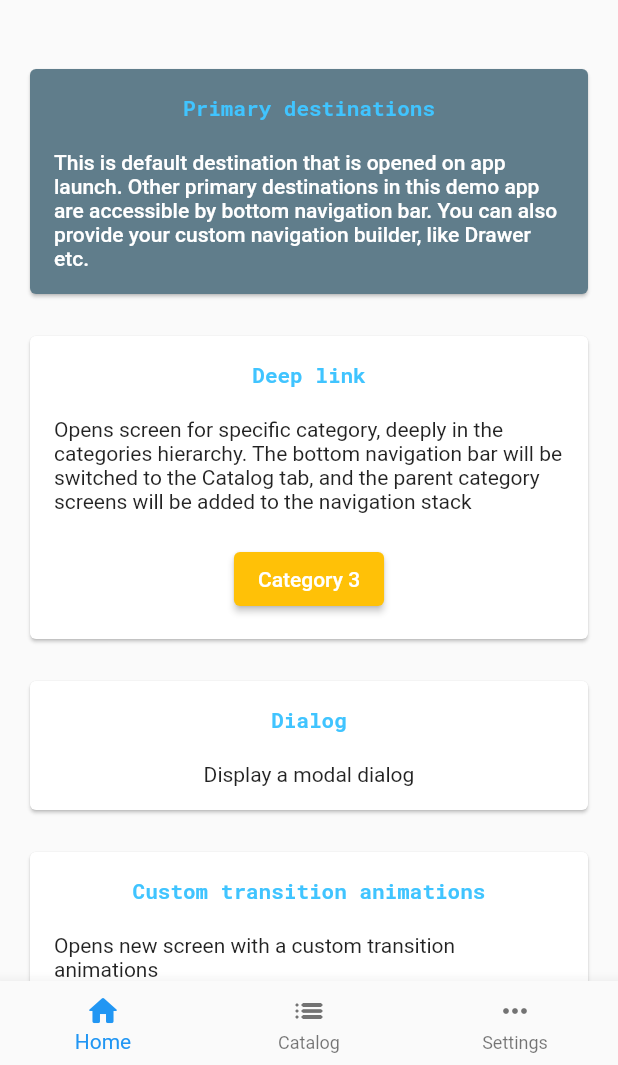
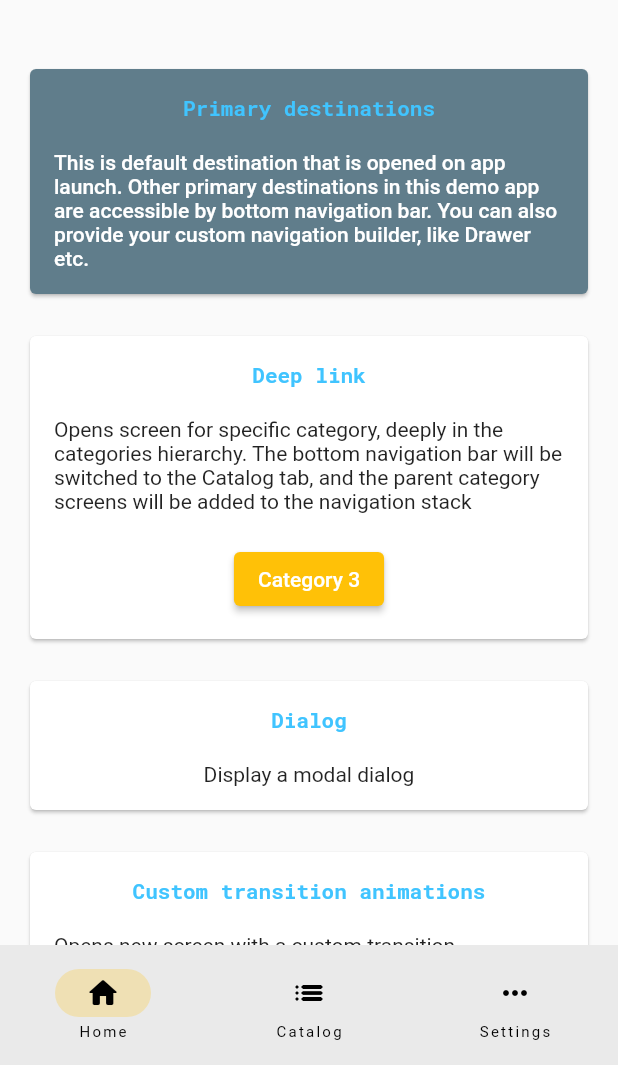
Before and after one commit to echedev/theseus-navigator, a Flutter app: the screen it shows after launch, on a phone screen of 412 x 824 dp, the part 171-1236 px from its top. Run offline on Flutter 3.47's test engine with Material 2 defaults, Android fonts, the phone set to English and light mode, and no system bars; our stand-ins replace google_fonts.

Commit message:
feat: add support of NavigationBar

```diff
--- a/example/lib/navigation.dart
+++ b/example/lib/navigation.dart
@@ -118,6 +118,23 @@ class _MainNavigatorWrapper extends StatelessWidget {
     ],
   );
 
+  static final bottomNavigationBuilderMaterial3 = BottomNavigationBuilder.navigationBar(
+    navigationBarItems: const <NavigationDestination>[
+      NavigationDestination(
+        icon: Icon(Icons.home_rounded),
+        label: 'Home',
+      ),
+      NavigationDestination(
+        icon: Icon(Icons.list_rounded),
+        label: 'Catalog',
+      ),
+      NavigationDestination(
+        icon: Icon(Icons.more_horiz_rounded),
+        label: 'Settings',
+      ),
+    ],
+  );
+
   static const drawerNavigationBuilder = DrawerNavigationBuilder(
       drawerItems: <DrawerItem>[
         DrawerItem(
@@ -163,6 +180,8 @@ class _MainNavigatorWrapper extends StatelessWidget {
         switch (value) {
           case TopLevelNavigationType.bottom:
             return bottomNavigationBuilder.build(context, navigator);
+          case TopLevelNavigationType.bottomMaterial3:
+            return bottomNavigationBuilderMaterial3.build(context, navigator);
           case TopLevelNavigationType.drawer:
             return drawerNavigationBuilder.build(context, navigator);
           case TopLevelNavigationType.tabs:
--- a/example/lib/settings/settings_model.dart
+++ b/example/lib/settings/settings_model.dart
@@ -2,10 +2,11 @@
 
 import 'package:flutter/foundation.dart';
 
-final topLevelNavigationType = ValueNotifier<TopLevelNavigationType>(TopLevelNavigationType.bottom);
+final topLevelNavigationType = ValueNotifier<TopLevelNavigationType>(TopLevelNavigationType.bottomMaterial3);
 
 enum TopLevelNavigationType {
   bottom,
+  bottomMaterial3,
   drawer,
   tabs,
 }
--- a/example/lib/settings/settings_screen.dart
+++ b/example/lib/settings/settings_screen.dart
@@ -60,6 +60,12 @@ class _SettingsScreenState extends State<SettingsScreen> {
                         onChanged: (value) => topLevelNavigationType.value = TopLevelNavigationType.bottom,
                       ),
                       RadioListTile<TopLevelNavigationType>(
+                        title: const Text('Bottom navigation bar - Material 3'),
+                        value: TopLevelNavigationType.bottomMaterial3,
+                        groupValue: value,
+                        onChanged: (value) => topLevelNavigationType.value = TopLevelNavigationType.bottomMaterial3,
+                      ),
+                      RadioListTile<TopLevelNavigationType>(
                         title: const Text('Drawer'),
                         value: TopLevelNavigationType.drawer,
                         groupValue: value,
--- a/lib/src/widgets/bottom_navigation_builder.dart
+++ b/lib/src/widgets/bottom_navigation_builder.dart
@@ -26,9 +26,26 @@ class BottomNavigationBuilder implements NavigatorBuilder {
   /// Creates a [BottomNavigationBuilder] instance.
   ///
   const BottomNavigationBuilder({
-    required this.bottomNavigationItems,
+    this.bottomNavigationItems = const <BottomNavigationBarItem>[],
     this.parameters = const BottomNavigationBarParameters(),
-  });
+    this.navigationBarItems = const <NavigationDestination>[],
+    this.navigationBarParameters = const NavigationBarParameters(),
+    bool? material3,
+  }) : _material3 = material3 ?? false;
+
+  /// Creates a [BottomNavigationBuilder] instance that uses Material 3 [NavigationBar]
+  /// widget.
+  ///
+  factory BottomNavigationBuilder.navigationBar({
+    required List<NavigationDestination> navigationBarItems,
+    NavigationBarParameters? navigationBarParameters,
+  }) =>
+      BottomNavigationBuilder(
+        navigationBarItems: navigationBarItems,
+        navigationBarParameters:
+            navigationBarParameters ?? const NavigationBarParameters(),
+        material3: true,
+      );
 
   /// A list of [BottomNavigationBarItems], that corresponds to the navigator's
   /// destination list.
@@ -46,16 +63,37 @@ class BottomNavigationBuilder implements NavigatorBuilder {
   ///
   final BottomNavigationBarParameters parameters;
 
+  /// A list of [NavigationDestination] widgets, that corresponds to the navigator's
+  /// destination list.
+  ///
+  /// The list must contain the same number of items, following with the same order
+  /// as a destination list specified in the navigator.
+  ///
+  final List<NavigationDestination> navigationBarItems;
+
+  /// A set of [NavigationBar] parameters.
+  ///
+  /// Contains all supported parameters to customize [NavigationBar] widget.
+  /// Doesn't include 'items', 'onTap' and 'currentIndex', which are managed by
+  /// [BottomNavigationBuilder].
+  ///
+  final NavigationBarParameters navigationBarParameters;
+
+  final bool _material3;
+
   @override
   Widget build(BuildContext context, NavigationController navigator) {
     final currentDestination = navigator.currentDestination;
     return _BottomNavigationWrapper(
       destination: currentDestination,
-      items: bottomNavigationItems,
-      parameters: parameters,
       onSelectBottomTab: (index) =>
           navigator.goTo(navigator.destinations[index]),
       selectedIndex: navigator.destinations.indexOf(currentDestination),
+      items: bottomNavigationItems,
+      parameters: parameters,
+      navigationBarItems: navigationBarItems,
+      navigationBarParameters: navigationBarParameters,
+      material3: _material3,
     );
   }
 }
@@ -64,11 +102,27 @@ class _BottomNavigationWrapper extends StatefulWidget {
   const _BottomNavigationWrapper({
     Key? key,
     required this.destination,
-    required this.items,
     required this.onSelectBottomTab,
     required this.selectedIndex,
-    required this.parameters,
+    this.items = const <BottomNavigationBarItem>[],
+    this.parameters = const BottomNavigationBarParameters(),
+    this.navigationBarItems = const <NavigationDestination>[],
+    this.navigationBarParameters = const NavigationBarParameters(),
+    this.material3 = false,
   }) : super(key: key);
+
+  factory _BottomNavigationWrapper.navigationBar({
+    required Destination destination,
+    required List<NavigationDestination> navigationBarItems,
+    required int selectedIndex,
+    required void Function(int) onSelectBottomTab,
+  }) =>
+      _BottomNavigationWrapper(
+        destination: destination,
+        navigationBarItems: navigationBarItems,
+        onSelectBottomTab: onSelectBottomTab,
+        selectedIndex: selectedIndex,
+      );
 
   final Destination destination;
 
@@ -79,6 +133,12 @@ class _BottomNavigationWrapper extends StatefulWidget {
   final int selectedIndex;
 
   final BottomNavigationBarParameters parameters;
+
+  final List<NavigationDestination> navigationBarItems;
+
+  final NavigationBarParameters navigationBarParameters;
+
+  final bool material3;
 
   @override
   _BottomNavigationWrapperState createState() =>
@@ -101,13 +161,27 @@ class _BottomNavigationWrapperState extends State<_BottomNavigationWrapper> {
       builder: (context) => Scaffold(
         body: Stack(
           children: [
-            ..._content.entries.map((entry) => Offstage(
+            ..._content.entries
+                .map((entry) => Offstage(
                       offstage: _indexes[entry.key] != widget.selectedIndex,
                       child: entry.value,
-            )).toList(),
+                    ))
+                .toList(),
           ],
         ),
-        bottomNavigationBar: BottomNavigationBar(
+        bottomNavigationBar: widget.material3
+            ? NavigationBar(
+                animationDuration:
+                    widget.navigationBarParameters.animationDuration,
+                selectedIndex: widget.selectedIndex,
+                destinations: widget.navigationBarItems,
+                onDestinationSelected: widget.onSelectBottomTab,
+                backgroundColor: widget.navigationBarParameters.backgroundColor,
+                elevation: widget.navigationBarParameters.elevation,
+                height: widget.navigationBarParameters.height,
+                labelBehavior: widget.navigationBarParameters.labelBehavior,
+              )
+            : BottomNavigationBar(
                 items: widget.items,
                 currentIndex: widget.selectedIndex,
                 onTap: widget.onSelectBottomTab,
@@ -138,13 +212,15 @@ class _BottomNavigationWrapperState extends State<_BottomNavigationWrapper> {
   void didUpdateWidget(_BottomNavigationWrapper oldWidget) {
     super.didUpdateWidget(oldWidget);
     bool needsRebuild = false;
+    if (widget.material3 != oldWidget.material3) {
+      needsRebuild = true;
+    }
     if (!widget.destination.isFinalDestination) {
       needsRebuild = true;
       _content[widget.destination] = widget.destination.build(context);
       _indexes[widget.destination] = widget.selectedIndex;
-    }
-    else if (oldWidget.selectedIndex != widget.selectedIndex
-              && !_content.containsKey(widget.destination)) {
+    } else if (oldWidget.selectedIndex != widget.selectedIndex &&
+        !_content.containsKey(widget.destination)) {
       needsRebuild = true;
       _content[widget.destination] = widget.destination.build(context);
       _indexes[widget.destination] = widget.selectedIndex;
@@ -269,3 +345,44 @@ class BottomNavigationBarParameters {
   ///
   final BottomNavigationBarLandscapeLayout? landscapeLayout;
 }
+
+/// Contains parameters to customize the [NavigationBar].
+///
+/// It includes all the same arguments as the [NavigationBar()], excepting
+/// the 'items', 'onTap' and 'currentIndex', which are managed by the [BottomNavigationBuilder].
+///
+/// See also:
+/// - [BottomNavigationBuilder]
+/// - [NavigationBar]
+///
+class NavigationBarParameters {
+  /// Create a [NavigationBarParameters] instance.
+  ///
+  const NavigationBarParameters({
+    this.animationDuration,
+    this.backgroundColor,
+    this.elevation,
+    this.height,
+    this.labelBehavior,
+  });
+
+  /// [NavigationBar.animationDuration]
+  ///
+  final Duration? animationDuration;
+
+  /// [NavigationBar.backgroundColor]
+  ///
+  final Color? backgroundColor;
+
+  /// [NavigationBar.elevation]
+  ///
+  final double? elevation;
+
+  /// [NavigationBar.height]
+  ///
+  final double? height;
+
+  /// [NavigationBar.labelBehavior]
+  ///
+  final NavigationDestinationLabelBehavior? labelBehavior;
+}
```
Also changed, not shown: 1 other file. Lines whose indentation alone changed are shown as unchanged.
